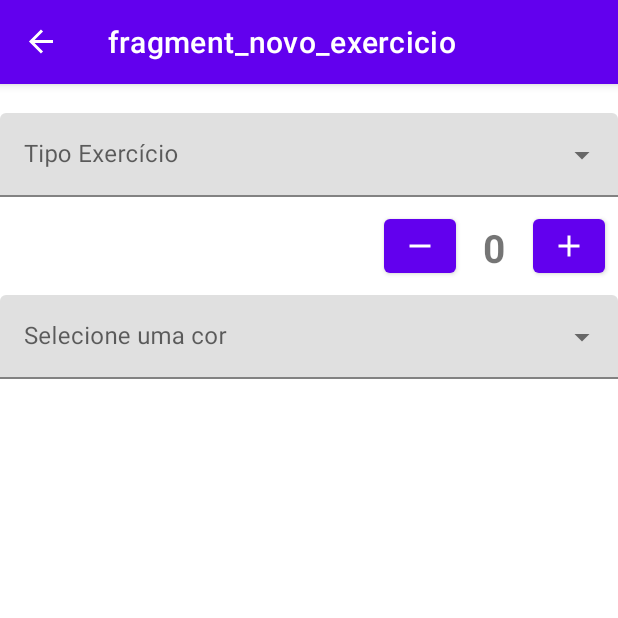
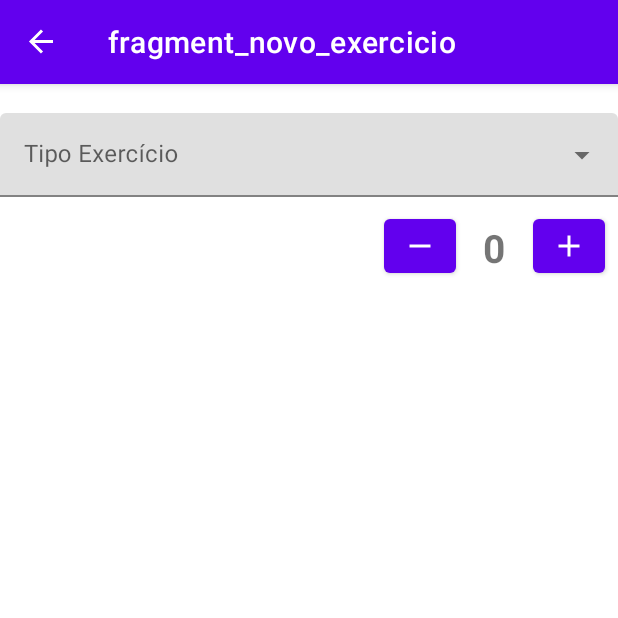
Before and after one commit to danielmfr97/HealthFit, an Android app: the NovoExercicioFragment screen opened through its navigation route, on a phone screen of 412 x 824 dp, the top half of it. Run offline under Robolectric (Android 15) with nearby library versions, the phone set to English and light mode, and no system bars; our stand-ins replace navigation-ui; libraries missing offline, so code that uses them is left out: io.realm; 4 statements that could not run were skipped.

Commit message:
Remover cores e alterar atributos do Exercicio

```diff
--- a/app/src/main/res/layout/fragment_novo_exercicio.xml
+++ b/app/src/main/res/layout/fragment_novo_exercicio.xml
@@ -34,18 +34,18 @@
             android:layout_height="wrap_content"
             layout="@layout/view_incremental_textview"/>
 
-        <com.google.android.material.textfield.TextInputLayout
-            android:id="@+id/menuSelecionarCor"
-            style="@style/Widget.MaterialComponents.TextInputLayout.FilledBox.ExposedDropdownMenu"
-            android:layout_width="match_parent"
-            android:layout_height="wrap_content"
-            android:hint="@string/labelCor">
+<!--        <com.google.android.material.textfield.TextInputLayout-->
+<!--            android:id="@+id/menuSelecionarCor"-->
+<!--            style="@style/Widget.MaterialComponents.TextInputLayout.FilledBox.ExposedDropdownMenu"-->
+<!--            android:layout_width="match_parent"-->
+<!--            android:layout_height="wrap_content"-->
+<!--            android:hint="@string/labelCor">-->
 
-            <AutoCompleteTextView
-                android:layout_width="match_parent"
-                android:layout_height="wrap_content"
-                android:inputType="none" />
-        </com.google.android.material.textfield.TextInputLayout>
+<!--            <AutoCompleteTextView-->
+<!--                android:layout_width="match_parent"-->
+<!--                android:layout_height="wrap_content"-->
+<!--                android:inputType="none" />-->
+<!--        </com.google.android.material.textfield.TextInputLayout>-->
 
     </LinearLayout>
 
```
Also changed, not shown: app/src/main/java/com/daniel/ramos/projetotcc/model/entities/Exercicio.kt (+21 -12 lines).
